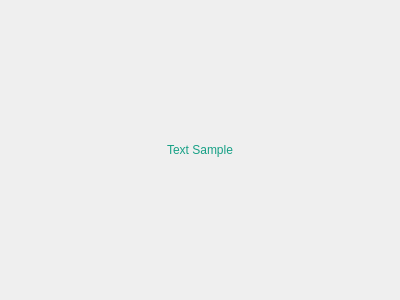
Before: the Qt Designer form views/sm_dialog_clean.ui in JuanLoaiza007/mvc-python, drawn with Qt 5.
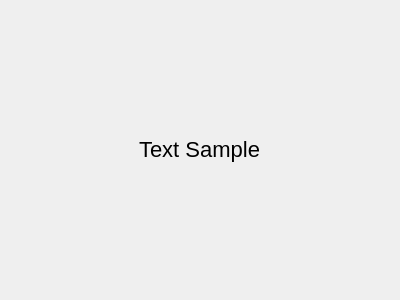
After: the same form once the commit is applied.

What changed in the file:
```diff
--- a/views/sm_dialog_clean.ui
+++ b/views/sm_dialog_clean.ui
@@ -25,6 +25,428 @@
   <property name="windowTitle">
    <string>Dialog</string>
   </property>
+  <property name="styleSheet">
+   <string notr="true">/*
+ *
+ *  Simple Stylesheet inspired on Bootstrap for Qt Designer / Qt Creator 
+ *  File: bootstylesheet.css
+ *  Author: JuanLoaiza007
+ *  Version: 1.1.0
+ *
+ */
+
+/*  # Español
+ *  Instrucciones para aplicar en Qt Designer / Qt Creator
+ *  1. Busque la vista de Inspector de objetos &gt;&gt; Objeto &gt;&gt; &quot;MainWindow&quot;.
+ *  2. Dale clic derecho a &quot;MainWindow&quot; y seleccione &quot;Cambiar HojaDeEstilos&quot; o algo similar.
+ *  3. Pegue el contenido de este archivo ahí.
+ *  4. De clic en Aplicar y Aceptar.
+ *  5. Para aplicar los estilos seleccione un objeto, en el Editor de Propiedades agregue un Filtro tipo cadena de texto y nombrelo &quot;class&quot;.
+ *  6. En el Editor de Propiedades habrá una seccion nueva llamada &quot;Propiedades dinámicas&quot; y una propiedad llamada &quot;class&quot;, en la casilla de la derecha aplique todos los estilos que desee, eg. &quot;btn btn-outline-primary br-4&quot;. 
+ */
+
+/*  # English
+ *  Instructions to apply in Qt Designer / Qt Creator
+ *  1. Keep an eye on the Object Inspector &gt;&gt; Object &gt;&gt; &quot;MainWindow&quot;.
+ *  2. Right click on &quot;MainWindow&quot; and select &quot;Change StyleSheet&quot; or something similar.
+ *  3. Paste the content of this file there.
+ *  4. Click Apply and Accept.
+ *  5. To apply the styles, select an object, in the Properties Editor add a Text String Filter and name it &quot;class&quot;.
+ *  6. In the Property Editor there will be a new section called &quot;Dynamic Properties&quot; and a property called &quot;class&quot;, in the box on the right apply all the styles you want, eg. &quot;btn btn-outline-primary br-4&quot;. 
+ */
+
+QMainWindow {
+  font-family: &quot;sans-serif&quot;;
+}
+
+/* Border Settings */
+/* Border Side Weight */
+.b-st-1 {
+  border-top: 1px solid;
+}
+.b-sb-1 {
+  border-bottom: 1px solid;
+}
+.b-sl-1 {
+  border-left: 1px solid;
+}
+.b-sr-1 {
+  border-right: 1px solid;
+}
+.b-st-2 {
+  border-top: 2px solid;
+}
+.b-sb-2 {
+  border-bottom: 2px solid;
+}
+.b-sl-2 {
+  border-left: 2px solid;
+}
+.b-sr-2 {
+  border-right: 2px solid;
+}
+.b-st-3 {
+  border-top: 3px solid;
+}
+.b-sb-3 {
+  border-bottom: 3px solid;
+}
+.b-sl-3 {
+  border-left: 3px solid;
+}
+.b-sr-3 {
+  border-right: 3px solid;
+}
+.b-st-4 {
+  border-top: 4px solid;
+}
+.b-sb-4 {
+  border-bottom: 4px solid;
+}
+.b-sl-4 {
+  border-left: 4px solid;
+}
+.b-sr-4 {
+  border-right: 4px solid;
+}
+
+/* Radius */
+.br-1 {
+  border-radius: 10px;
+}
+
+.br-2 {
+  border-radius: 15px;
+}
+
+.br-3 {
+  border-radius: 20px;
+}
+
+.br-4 {
+  border-radius: 25px;
+}
+
+/* Background colors */
+.background-white {
+  background-color: white;
+}
+.background-light {
+  background-color: #f8f9fa;
+}
+.background-black {
+  background-color: black;
+}
+.background-primary {
+  background-color: #0d6efd;
+}
+.background-success {
+  background-color: #198754;
+}
+.background-warning {
+  background-color: #ffc720;
+}
+.background-danger {
+  background-color: #dc3545;
+}
+
+/* Colors */
+.color-white {
+  color: white;
+}
+.color-light {
+  color: #f8f9fa;
+}
+.color-black {
+  color: black;
+}
+.color-primary {
+  color: #0d6efd;
+}
+.color-success {
+  color: #198754;
+}
+.color-warning {
+  color: #ffc720;
+}
+.color-danger {
+  color: #dc3545;
+}
+
+/* Buttons */
+QPushButton {
+  font-weight: 500;
+  color: white;
+  background-color: gray;
+  padding: 6px 12px;
+  font-size: 18px;
+  border-radius: 10px;
+  border: 1px solid;
+}
+
+.btn {
+  font-weight: 500;
+  color: white;
+  background-color: gray;
+  padding: 6px 12px;
+  font-size: 18px;
+  border-radius: 10px;
+  border: 1px solid;
+}
+
+.btn-primary {
+  color: #fff;
+  background-color: #0d6efd;
+  border-color: #0d6efd;
+}
+.btn-primary:hover {
+  color: #fff;
+  background-color: #0b5ed7;
+  border-color: #0a58ca;
+}
+
+.btn-secondary {
+  color: #fff;
+  background-color: #6c757d;
+  border-color: #6c757d;
+}
+.btn-secondary:hover {
+  color: #fff;
+  background-color: #5c636a;
+  border-color: #565e64;
+}
+
+.btn-success {
+  color: #fff;
+  background-color: #198754;
+  border-color: #198754;
+}
+.btn-success:hover {
+  color: #fff;
+  background-color: #157347;
+  border-color: #146c43;
+}
+
+.btn-warning {
+  color: #000;
+  background-color: #ffc107;
+  border-color: #ffc107;
+}
+.btn-warning:hover {
+  color: #000;
+  background-color: #ffca2c;
+  border-color: #ffc720;
+}
+
+.btn-danger {
+  color: #fff;
+  background-color: #dc3545;
+  border-color: #dc3545;
+}
+.btn-danger:hover {
+  color: #fff;
+  background-color: #bb2d3b;
+  border-color: #b02a37;
+}
+
+.btn-light {
+  color: #000;
+  background-color: #f8f9fa;
+  border-color: #f8f9fa;
+}
+.btn-light:hover {
+  color: #000;
+  background-color: #f9fafb;
+  border-color: #f9fafb;
+}
+
+.btn-dark {
+  color: #fff;
+  background-color: #212529;
+  border-color: #212529;
+}
+.btn-dark:hover {
+  color: #fff;
+  background-color: #1c1f23;
+  border-color: #1a1e21;
+}
+
+.btn-outline-primary {
+  background-color: white;
+  color: #0d6efd;
+  border-color: #0d6efd;
+}
+.btn-outline-primary:hover {
+  color: #fff;
+  background-color: #0d6efd;
+  border-color: #0d6efd;
+}
+
+.btn-outline-secondary {
+  background-color: white;
+  color: #6c757d;
+  border-color: #6c757d;
+}
+.btn-outline-secondary:hover {
+  color: #fff;
+  background-color: #6c757d;
+  border-color: #6c757d;
+}
+
+.btn-outline-success {
+  background-color: white;
+  color: #198754;
+  border-color: #198754;
+}
+.btn-outline-success:hover {
+  color: #fff;
+  background-color: #198754;
+  border-color: #198754;
+}
+
+.btn-outline-info {
+  background-color: white;
+  color: #0dcaf0;
+  border-color: #0dcaf0;
+}
+.btn-outline-info:hover {
+  color: #000;
+  background-color: #0dcaf0;
+}
+
+.btn-outline-warning {
+  background-color: white;
+  color: #ffc107;
+  border-color: #ffc107;
+}
+.btn-outline-warning:hover {
+  color: #000;
+  background-color: #ffc107;
+  border-color: #ffc107;
+}
+
+.btn-outline-danger {
+  background-color: white;
+  color: #dc3545;
+  border-color: #dc3545;
+}
+.btn-outline-danger:hover {
+  color: #fff;
+  background-color: #dc3545;
+  border-color: #dc3545;
+}
+
+.btn-outline-light {
+  background-color: #41464b;
+  color: #f8f9fa;
+  border-color: #f8f9fa;
+}
+.btn-outline-light:hover {
+  color: #000;
+  background-color: #f8f9fa;
+  border-color: #f8f9fa;
+}
+
+.btn-outline-dark {
+  background-color: white;
+  color: #212529;
+  border-color: #212529;
+}
+.btn-outline-dark:hover {
+  color: #fff;
+  background-color: #212529;
+  border-color: #212529;
+}
+
+.btn-link {
+  background-color: white;
+  font-weight: 400;
+  color: #0d6efd;
+  text-decoration: underline;
+}
+.btn-link:hover {
+  color: #0a58ca;
+}
+
+/* Title sizes */
+QLabel {
+  font-size: 22px;
+}
+
+.h1 {
+  font-size: 42px;
+}
+
+.h2 {
+  font-size: 36px;
+}
+
+.h3 {
+  font-size: 32px;
+}
+
+.h4 {
+  font-size: 28px;
+}
+
+.h5 {
+  font-size: 22px;
+}
+
+.h6 {
+  font-size: 18px;
+}
+
+/* Alerts */
+.alert {
+  border: 1px solid;
+}
+
+.alert-primary {
+  color: #084298;
+  background-color: #cfe2ff;
+  border-color: #b6d4fe;
+}
+.alert-secondary {
+  color: #41464b;
+  background-color: #e2e3e5;
+  border-color: #d3d6d8;
+}
+.alert-success {
+  color: #0f5132;
+  background-color: #d1e7dd;
+  border-color: #badbcc;
+}
+.alert-info {
+  color: #055160;
+  background-color: #cff4fc;
+  border-color: #b6effb;
+}
+.alert-warning {
+  color: #664d03;
+  background-color: #fff3cd;
+  border-color: #ffecb5;
+}
+.alert-danger {
+  color: #842029;
+  background-color: #f8d7da;
+  border-color: #f5c2c7;
+}
+.alert-light {
+  color: #636464;
+  background-color: #fefefe;
+  border-color: #fdfdfe;
+}
+.alert-dark {
+  color: #141619;
+  background-color: #d3d3d4;
+  border-color: #bcbebf;
+}
+</string>
+  </property>
+  <property name="class" stdset="0">
+   <string>background-light</string>
+  </property>
   <layout class="QGridLayout" name="gridLayout">
    <item row="0" column="0">
     <widget class="QFrame" name="frame">
@@ -52,12 +474,6 @@
       </property>
       <item row="0" column="0" alignment="Qt::AlignHCenter|Qt::AlignVCenter">
        <widget class="QLabel" name="lbl_main_text">
-        <property name="styleSheet">
-         <string notr="true">QLabel {
-	font: bold 24pt &quot;sans-serif&quot;;
-	color: #16a085;
-}</string>
-        </property>
         <property name="text">
          <string>Text Sample</string>
         </property>
```
Left out of the diff: 3 changed lines with no effect on the pictures.
